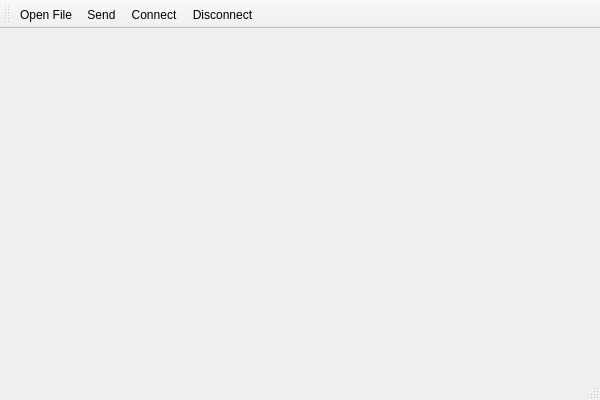
Above: noWires/noWires/noWires.ui from CanOSpam/noWires before the change. Below: the same form after it.
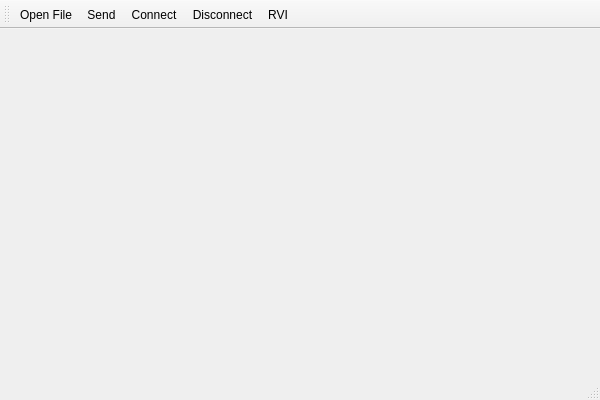
That is the form after the change.

What changed in the file:
```diff
--- a/noWires/noWires/noWires.ui
+++ b/noWires/noWires/noWires.ui
@@ -35,6 +35,7 @@
    <addaction name="actionSend"/>
    <addaction name="actionConnect"/>
    <addaction name="actionDisconnect"/>
+   <addaction name="actionRVI"/>
   </widget>
   <widget class="QStatusBar" name="statusBar"/>
   <action name="actionOpen_File">
@@ -66,6 +67,14 @@
     <string>Disconnect from serial port</string>
    </property>
   </action>
+  <action name="actionRVI">
+   <property name="text">
+    <string>RVI</string>
+   </property>
+   <property name="toolTip">
+    <string>Send an RVI</string>
+   </property>
+  </action>
  </widget>
  <layoutdefault spacing="6" margin="11"/>
  <resources>
```
